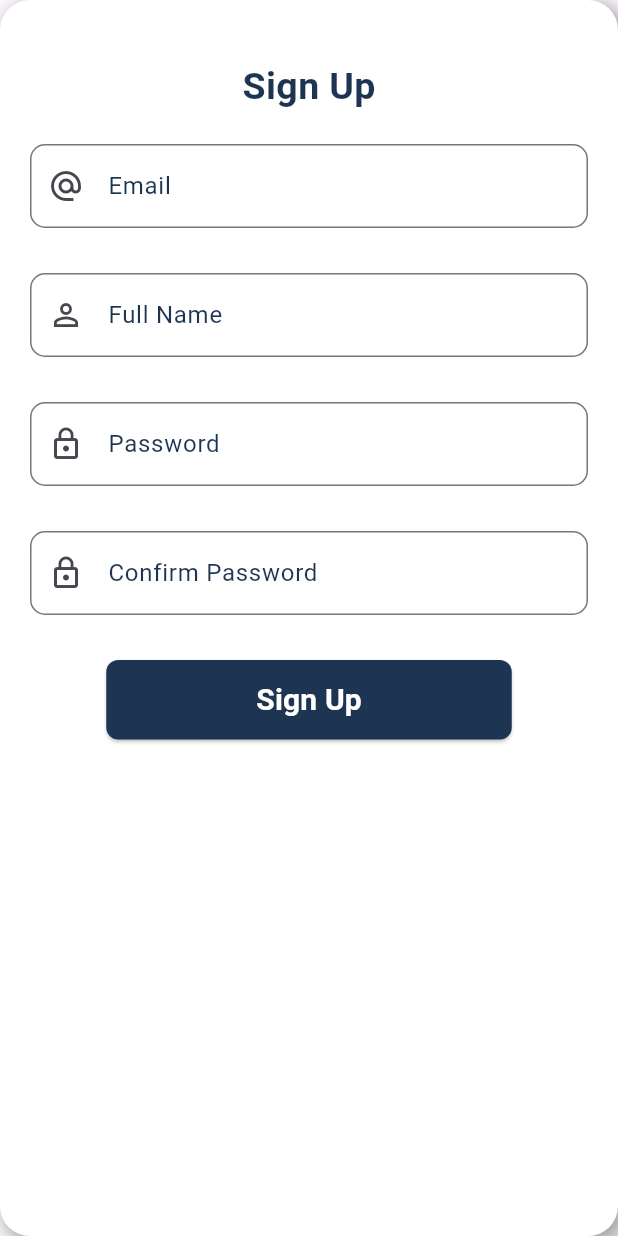
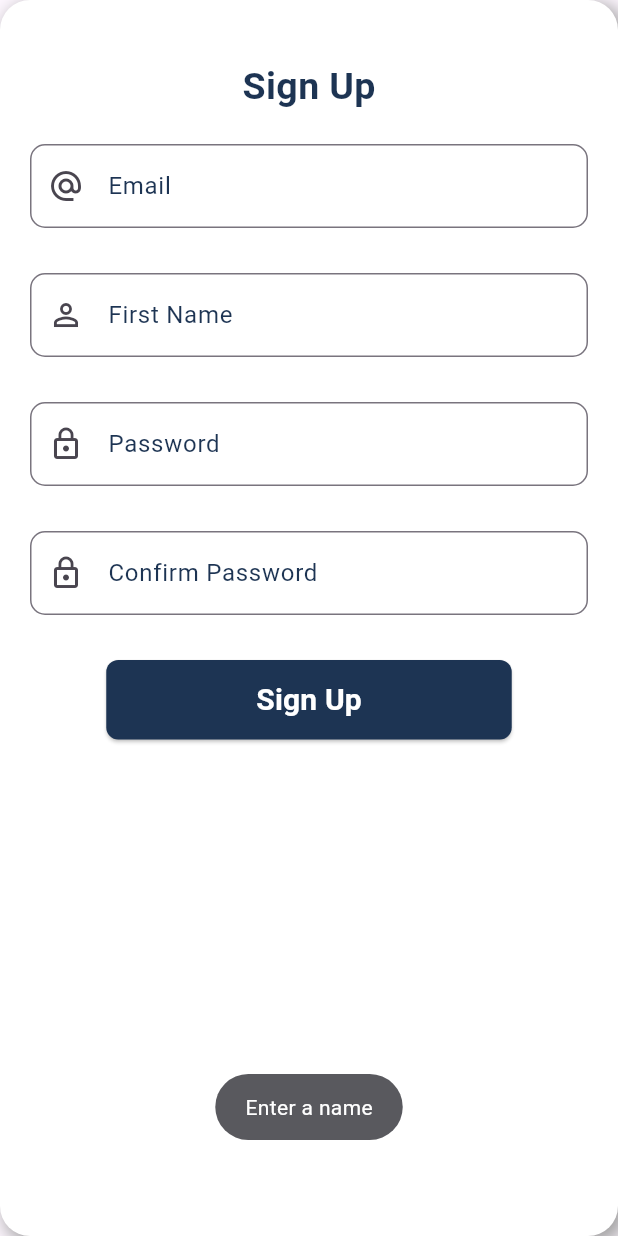
Before and after one commit to cammartinezx/RoomHub, a Flutter app: the SignUpForm widget shown alone on an empty page, opened directly, after a tap on "Sign Up", on a phone screen of 412 x 824 dp. Run offline on Flutter 3.47's test engine with Material 3 defaults, Android fonts, the phone set to English and light mode, and no system bars; our stand-ins replace animated_splash_screen, flutter_card_swiper, flutter_riverpod, fluttertoast, lottie; missing offline and left inert: amplify_auth_cognito, amplify_flutter, multiselect; network calls fail.

Commit message:
Updated front end to include names

```diff
--- a/flutter_frontend/lib/screens/signup/signup_form.dart
+++ b/flutter_frontend/lib/screens/signup/signup_form.dart
@@ -1,5 +1,6 @@
 import 'package:flutter/material.dart';
 import 'package:flutter_frontend/screens/signup/verification.dart';
+import 'package:flutter_frontend/utils/custom_exceptions.dart';
 import 'package:flutter_frontend/widgets/our_container.dart';
 import 'package:flutter_riverpod/flutter_riverpod.dart';
 import 'package:flutter_frontend/providers.dart';
@@ -17,6 +18,7 @@ class SignUpForm extends ConsumerStatefulWidget {
 // State class for SignUpForm, managing state and widget lifecycle
 class _SignUpFormState extends ConsumerState<SignUpForm> {
   // Controllers for form fields
+  TextEditingController nameController = TextEditingController();
   TextEditingController emailController = TextEditingController();
   TextEditingController passwordController = TextEditingController();
   TextEditingController password2Controller = TextEditingController();
@@ -52,11 +54,12 @@ class _SignUpFormState extends ConsumerState<SignUpForm> {
           const SizedBox(height: 30.0),
           // Full Name input field
           TextFormField(
+            controller: nameController,
             cursorColor: theme.darkblue,
             decoration: InputDecoration(
                 prefixIcon: const Icon(Icons.person_outline),
                 label: Text(
-                  "Full Name",
+                  "First Name",
                   style: TextStyle(color: theme.darkblue),
                 )),
           ),
@@ -114,10 +117,17 @@ class _SignUpFormState extends ConsumerState<SignUpForm> {
     }
   }
 
+  void _validateUserName(){
+    if (nameController.text.isEmpty){
+      throw MissingField("Enter a name");
+    }
+  }
+
   /// Handles the sign-up process using AWS Amplify
   void amplifySignUp() async {
     try {
       _validateConfirmPassword(); // Validate password match
+      _validateUserName();//validate that a name was entered
 
       final authAWSRepo = ref.read(authAWSRepositoryProvider);
       // Calls the sign-up method from the repository
@@ -126,12 +136,14 @@ class _SignUpFormState extends ConsumerState<SignUpForm> {
       // Navigate to the verification screen after successful sign-up
       Navigator.of(context).push(
         MaterialPageRoute(
-          builder: (context) => Verification(email: emailController.text),
+          builder: (context) => Verification(email: emailController.text, name:nameController.text),
         ),
       );
     } on AuthException catch (e) {
       // Handle any authentication exceptions and show a message
       theme.buildToastMessage(e.message);
+    } on MissingField catch (e) {
+      theme.buildToastMessage(e.message);
     }
   }
 }
--- a/flutter_frontend/lib/screens/signup/verification.dart
+++ b/flutter_frontend/lib/screens/signup/verification.dart
@@ -17,7 +17,8 @@ import 'package:flutter_frontend/utils/response_handler.dart';
 
 class Verification extends ConsumerStatefulWidget {
   final String email;
-  const Verification({super.key, required this.email});
+  final String name;
+  const Verification({super.key, required this.email, required this.name});
   @override
   _VerificationState createState() => _VerificationState();
 }
@@ -124,6 +125,7 @@ class _VerificationState extends ConsumerState<Verification> {
     try {
     var regBody = {
       "id": widget.email,
+      "name": widget.name,
     };
     var response = await http.post(
       Uri.parse(signup),
--- a/flutter_frontend/lib/utils/custom_exceptions.dart
+++ b/flutter_frontend/lib/utils/custom_exceptions.dart
@@ -22,3 +22,8 @@ class ExpenseException implements Exception {
   final String message;
   ExpenseException(this.message);
 }
+
+class MissingField implements Exception {
+  final String message;
+  MissingField(this.message);
+}
```
